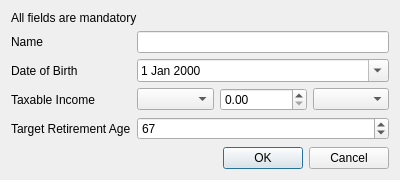
First picture: the form in src/addfamilymemberdialog.ui, repository VSRonin/BudgetyMcBudgetface, before the edit.
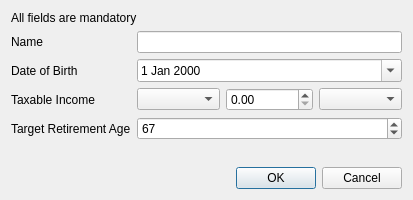
Second picture: the form after the edit.

What changed in the file:
```diff
--- a/src/addfamilymemberdialog.ui
+++ b/src/addfamilymemberdialog.ui
@@ -6,8 +6,8 @@
    <rect>
     <x>0</x>
     <y>0</y>
-    <width>400</width>
-    <height>180</height>
+    <width>413</width>
+    <height>200</height>
    </rect>
   </property>
   <property name="windowTitle">
```
Left out of the diff: 8 changed lines with no effect on the pictures.
